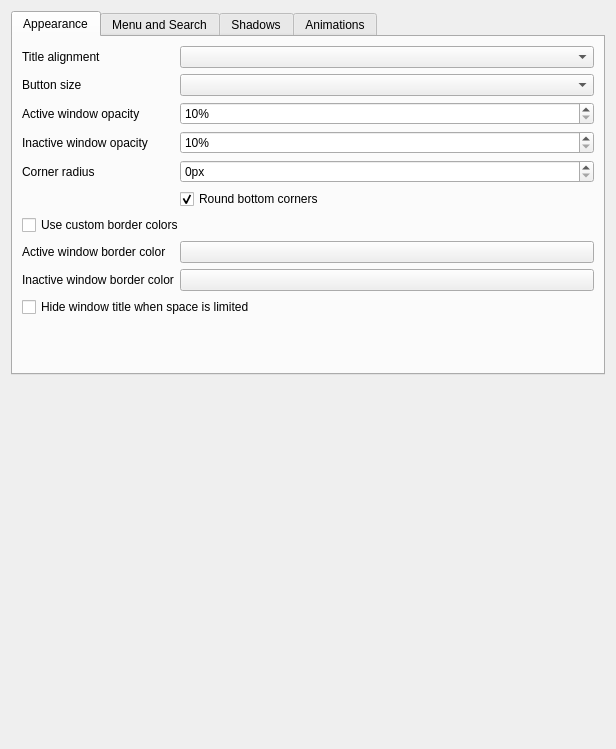
Before: the Qt Designer form src/kcm/config.ui in guiodic/material-decoration, drawn with Qt 5.
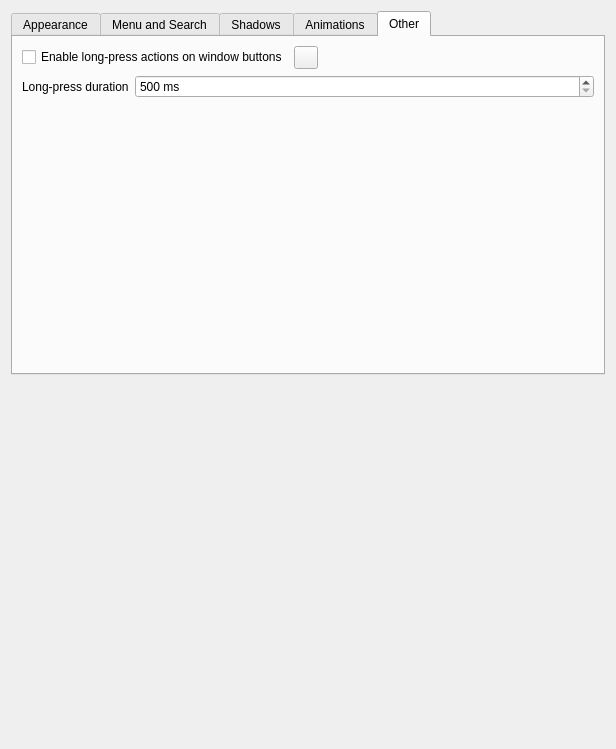
After: the same form once the commit is applied. The open tabs and pages were chosen to show the change. Custom widgets are drawn as their Qt base class.

Commit message: Add configurations for long-pressing button actions

Diff of the .ui file:
```diff
--- a/src/kcm/config.ui
+++ b/src/kcm/config.ui
@@ -299,6 +299,71 @@
        </item>
       </layout>
      </widget>
+     <widget class="QWidget" name="otherTab">
+      <attribute name="title">
+       <string>Other</string>
+      </attribute>
+      <layout class="QFormLayout" name="formLayout_5">
+       <item row="0" column="0" colspan="2">
+        <layout class="QHBoxLayout" name="horizontalLayout_2">
+         <item>
+          <widget class="QCheckBox" name="kcfg_LongPressEnabled">
+           <property name="text">
+            <string>Enable long-press actions on window buttons</string>
+           </property>
+          </widget>
+         </item>
+         <item>
+          <widget class="QToolButton" name="longPressInfoButton">
+           <property name="toolTip">
+            <string>When enabled:
+
+* Long-pressing the close button minimizes the window to the system tray (requires the kwin-minimize2tray plugin)
+
+* Long-pressing the minimize button minimizes all windows except the current one (requires Plasma 6.6 or later)</string>
+           </property>
+           <property name="text">
+            <string/>
+           </property>
+          </widget>
+         </item>
+         <item>
+          <spacer name="horizontalSpacer_2">
+           <property name="orientation">
+            <enum>Qt::Horizontal</enum>
+           </property>
+           <property name="sizeHint" stdset="0">
+            <size>
+             <width>40</width>
+             <height>20</height>
+            </size>
+           </property>
+          </spacer>
+         </item>
+        </layout>
+       </item>
+       <item row="1" column="0">
+        <widget class="QLabel" name="label_13">
+         <property name="text">
+          <string>Long-press duration</string>
+         </property>
+        </widget>
+       </item>
+       <item row="1" column="1">
+        <widget class="QSpinBox" name="kcfg_LongPressDuration">
+         <property name="suffix">
+          <string> ms</string>
+         </property>
+         <property name="minimum">
+          <number>500</number>
+         </property>
+         <property name="maximum">
+          <number>5000</number>
+         </property>
+        </widget>
+       </item>
+      </layout>
+     </widget>
     </widget>
    </item>
    <item>
```
The commit also changes 9 other files.
